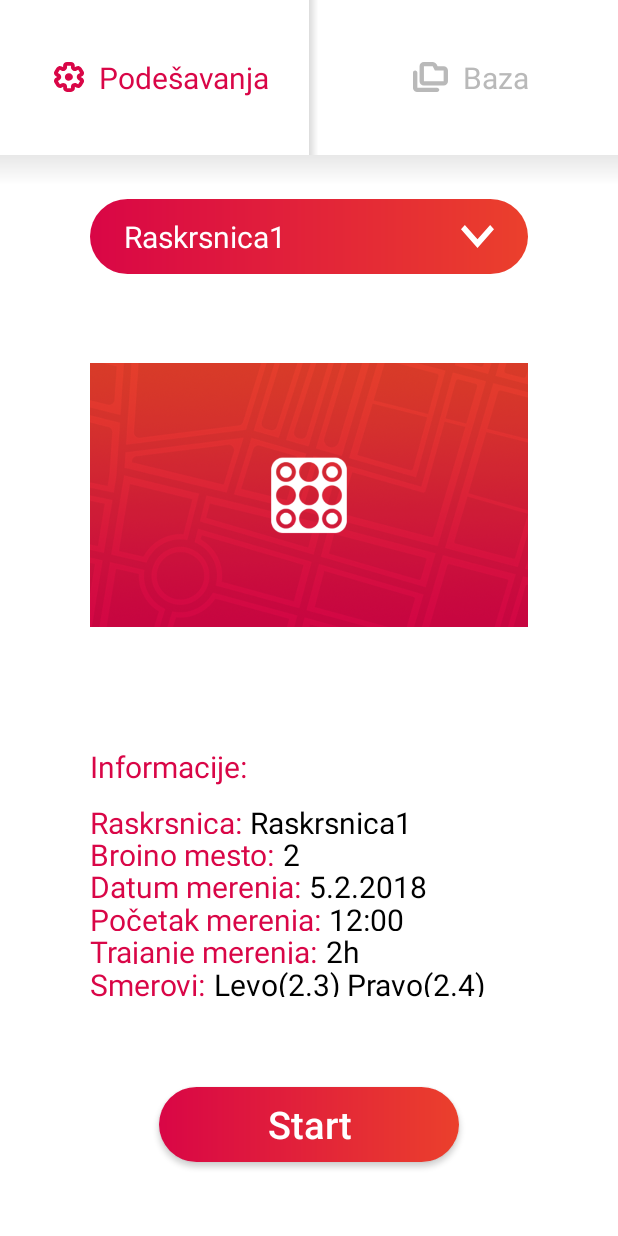
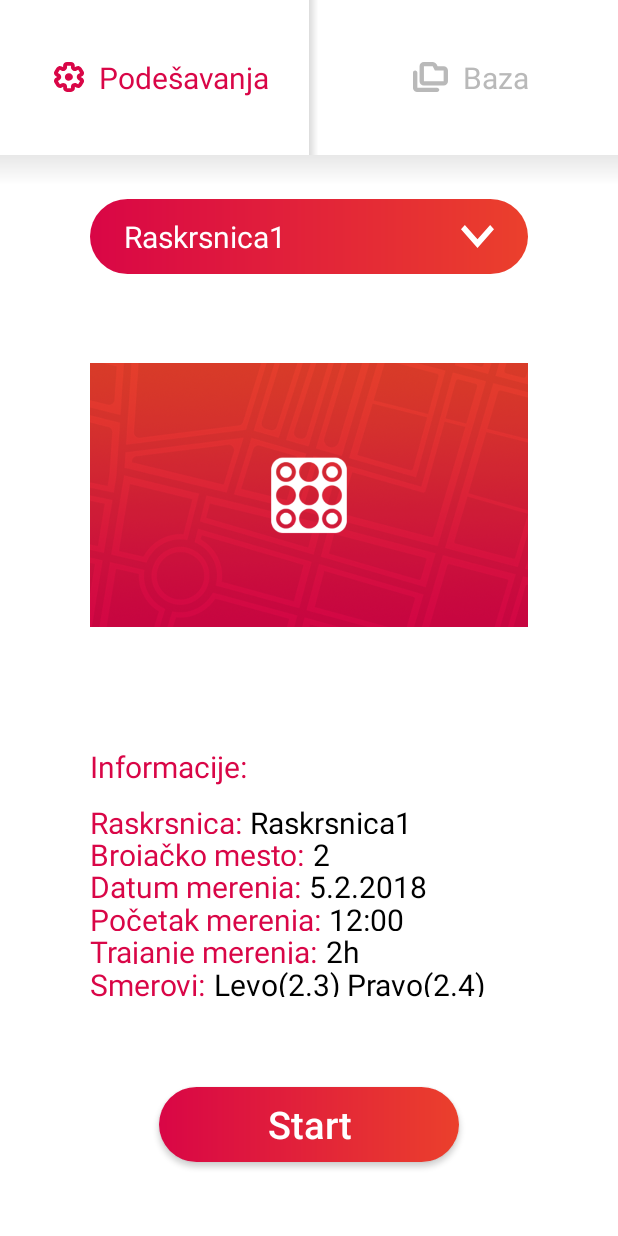
Before and after one commit to Rajko97/Raskrsnica, an Android app: the SettingsFragment screen opened directly, with no data from a screen before it, on a phone screen of 412 x 824 dp. Run offline under Robolectric (Android 15) with nearby library versions, the phone set to English and light mode, and no system bars.

Commit message:
uklonjena senka sa dugmica, i ispravljeno ono brojacko

```diff
--- a/app/src/main/res/layout/fragment_settings.xml
+++ b/app/src/main/res/layout/fragment_settings.xml
@@ -101,7 +101,7 @@
                     android:id="@+id/textView11"
                     android:layout_width="wrap_content"
                     android:layout_height="wrap_content"
-                    android:text="Brojno mesto:"
+                    android:text="Brojačko mesto:"
                     android:textSize="20dp"
                     android:textColor="#D90647"
                     />
--- a/app/src/main/res/values/styles.xml
+++ b/app/src/main/res/values/styles.xml
@@ -19,7 +19,7 @@
         <item name="android:layout_width">match_parent</item>
         <item name="android:layout_height">match_parent</item>
     </style>
-    <style name="stil2">
+    <style name="stil2" parent="@style/Widget.AppCompat.Button.Borderless">
         <item name="android:layout_width">match_parent</item>
         <item name="android:layout_height">match_parent</item>
         <item name="android:layout_weight">0.3</item>
```
Also changed, not shown: 16 other files.
